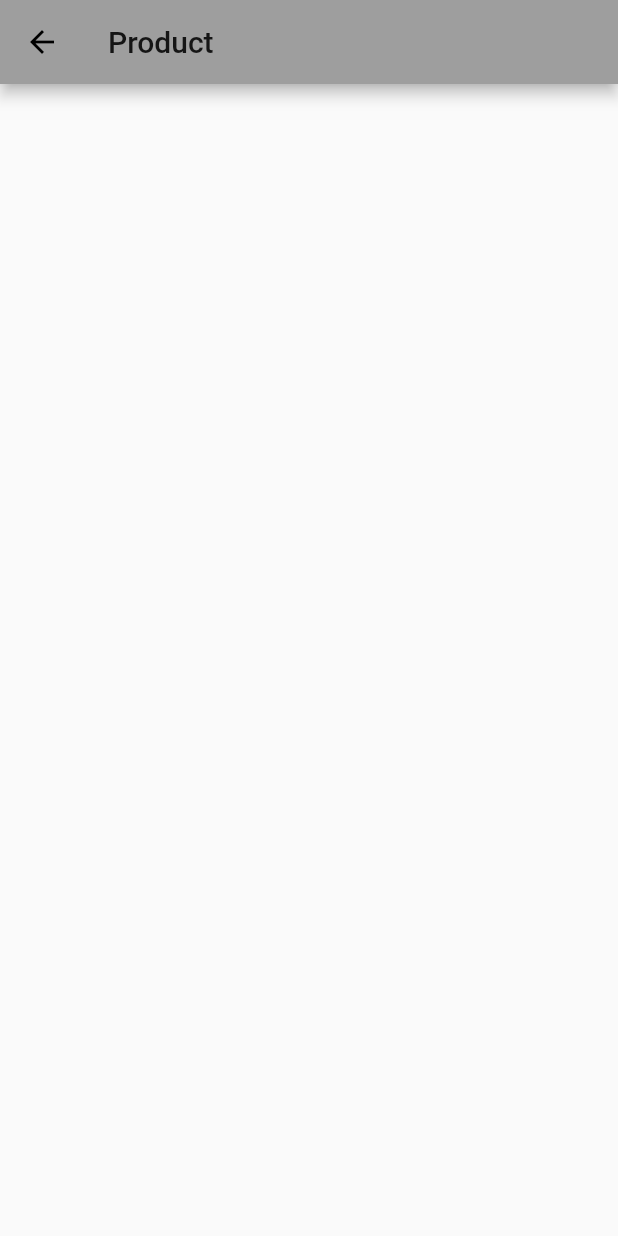
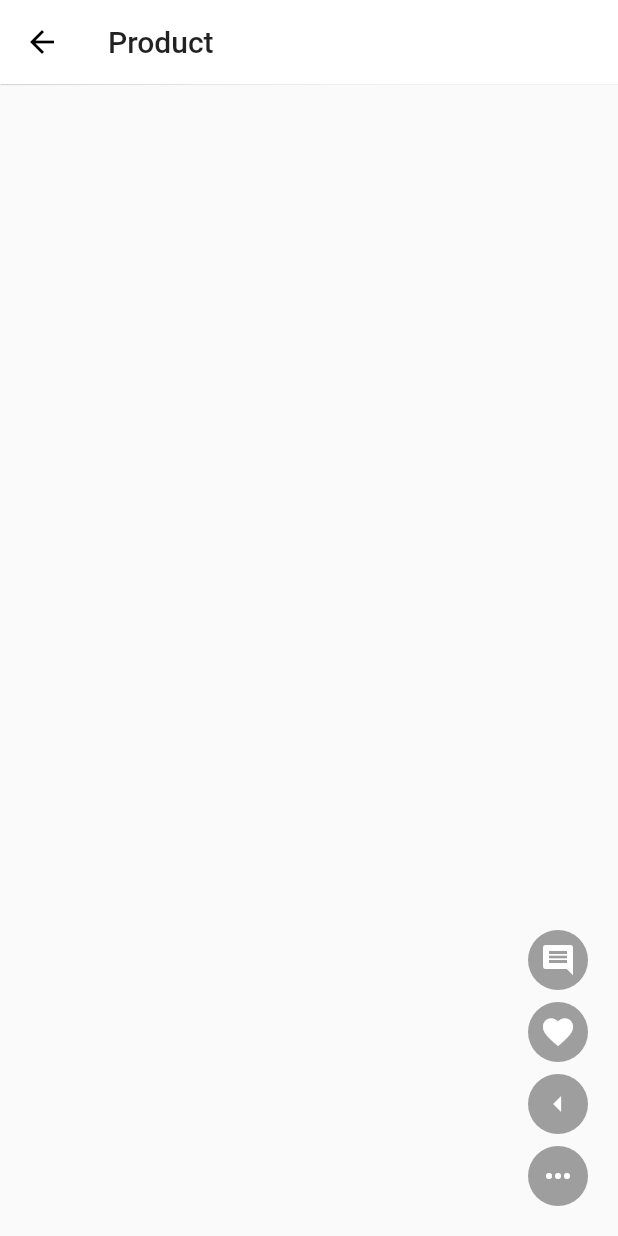
Before and after one commit to hptg1994/Dribo-Native, a Flutter app: the ItemDetailPage screen opened directly, on a phone screen of 412 x 824 dp. Run offline on Flutter 3.47's test engine with Material 2 defaults, Android fonts, the phone set to English and light mode, and no system bars; missing offline and left inert: flutter_webview_plugin.

Commit message:
adding a floating buttons

```diff
--- a/lib/pages/ItemDetailPage/ItemDetailPage.dart
+++ b/lib/pages/ItemDetailPage/ItemDetailPage.dart
@@ -1,3 +1,4 @@
+import 'package:dribo/utility/buttons/FloatingButtons.dart';
 import 'package:flutter/material.dart';
 
 class ItemDetailPage extends StatelessWidget {
@@ -5,12 +6,15 @@ class ItemDetailPage extends StatelessWidget {
   Widget build(BuildContext context) {
     return Scaffold(
       appBar: AppBar(
-        title:Text("Product")
+        elevation: 0.3,
+        title: Text("Product"),
+        backgroundColor: Colors.white,
+        brightness: Brightness.light,
       ),
       body: new Container(
 
       ),
+      floatingActionButton: FloatingButtons(),
     );
   }
-
 }
--- /dev/null
+++ b/lib/utility/buttons/FloatingButtons.dart
@@ -0,0 +1,63 @@
+import 'package:flutter/material.dart';
+
+class FloatingButtons extends StatefulWidget {
+
+
+  @override
+  State createState() {
+    return _FloatingButtons();
+
+  }
+}
+
+class _FloatingButtons extends State<FloatingButtons>{
+
+  @override
+  Widget build(BuildContext context) {
+    return Column(
+      mainAxisSize: MainAxisSize.min,
+      children: <Widget>[
+        Container(
+
+          child: FloatingActionButton(
+            elevation: 0.0,
+            mini: true,
+            heroTag: "comment",
+            onPressed: (){},
+            child: Icon(Icons.comment,color: Colors.white),
+          ),
+        ),
+        Container(
+
+          child: FloatingActionButton(
+            elevation: 0.0,
+            mini: true,
+            heroTag: "saved",
+            onPressed: (){},
+            child: Icon(Icons.favorite,color: Colors.white),
+          ),
+        ),
+        Container(
+
+          child: FloatingActionButton(
+            elevation: 0.0,
+            mini: true,
+            heroTag: "back",
+            onPressed: (){},
+            child: Icon(Icons.arrow_left,color: Colors.white),
+          ),
+        ),
+        Container(
+
+          child: FloatingActionButton(
+            elevation: 0.0,
+            mini: true,
+            heroTag: "back",
+            onPressed: (){},
+            child: Icon(Icons.more_horiz,color: Colors.white),
+          ),
+        )
+      ],
+    );
+  }
+}
```
Also changed, not shown: 5 other files.
